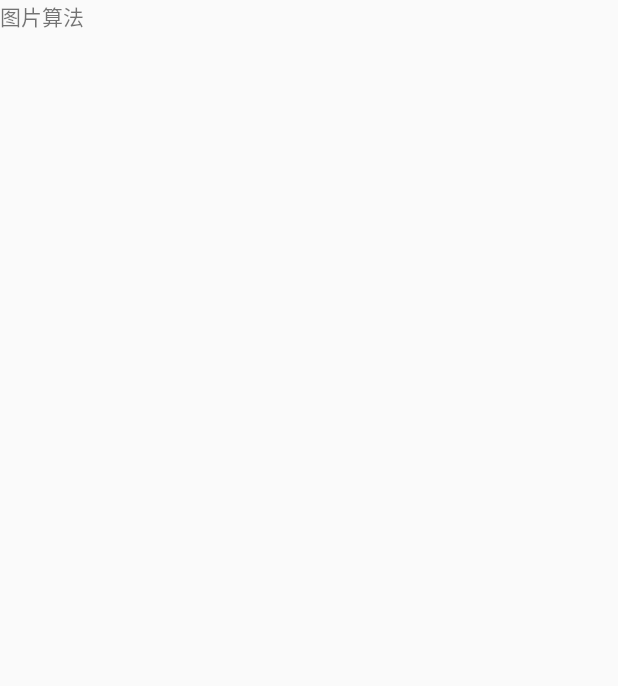
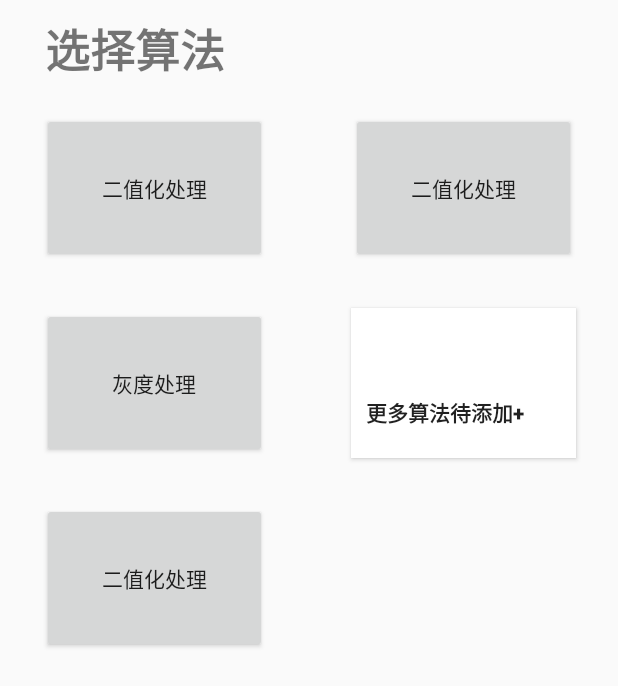
Before and after one commit to 123spy/coYa, an Android app: the ImageActivity screen opened directly, with no data from a screen before it, on a phone screen of 412 x 824 dp. Before the commit the part shown is almost empty. Shown: the top 686 px of the screen. Run offline under Robolectric (Android 15) with nearby library versions, the phone set to English and light mode, and no system bars.

Commit message:
add image_activity

```diff
--- a/app/src/main/java/com/spy/coya/activity/ImageActivity.java
+++ b/app/src/main/java/com/spy/coya/activity/ImageActivity.java
@@ -13,4 +13,6 @@ public class ImageActivity extends AppCompatActivity {
         super.onCreate(savedInstanceState);
         setContentView(R.layout.activity_image);
     }
+
+
 }
--- a/app/src/main/res/layout/activity_image.xml
+++ b/app/src/main/res/layout/activity_image.xml
@@ -1,13 +1,84 @@
 <?xml version="1.0" encoding="utf-8"?>
-<androidx.constraintlayout.widget.ConstraintLayout xmlns:android="http://schemas.android.com/apk/res/android"
+<LinearLayout
+    xmlns:android="http://schemas.android.com/apk/res/android"
     xmlns:app="http://schemas.android.com/apk/res-auto"
     xmlns:tools="http://schemas.android.com/tools"
     android:layout_width="match_parent"
     android:layout_height="match_parent"
-    tools:context=".activity.ImageActivity">
+    tools:context=".activity.ImageActivity"
+    android:orientation="vertical">
 
     <TextView
         android:layout_width="match_parent"
+        android:layout_height="wrap_content"
+        android:gravity="start|top"
+        android:paddingTop="10sp"
+        android:paddingLeft="30sp"
+        android:paddingRight="30sp"
+        android:paddingBottom="10sp"
+        android:textSize="30sp"
+        android:textStyle="bold"
+        android:text="选择算法"></TextView>
+
+    <LinearLayout
+        android:layout_width="match_parent"
         android:layout_height="match_parent"
-        android:text="图片算法"></TextView>
-</androidx.constraintlayout.widget.ConstraintLayout>
+        android:orientation="horizontal"
+        android:layout_gravity="center"
+        android:gravity="center">
+
+        <LinearLayout
+            android:layout_width="wrap_content"
+            android:layout_height="match_parent"
+            android:layout_weight="1"
+            android:gravity="center|top"
+            android:orientation="vertical">
+
+            <Button
+                android:layout_width="150sp"
+                android:layout_height="100sp"
+                android:layout_marginTop="10sp"
+                android:text="二值化处理">
+            </Button>
+
+            <Button
+                android:layout_width="150sp"
+                android:layout_height="100sp"
+                android:layout_marginTop="30sp"
+                android:text="灰度处理">
+            </Button>
+
+            <Button
+                android:layout_width="150sp"
+                android:layout_height="100sp"
+                android:layout_marginTop="30sp"
+                android:text="二值化处理">
+            </Button>
+        </LinearLayout>
+
+        <LinearLayout
+            android:layout_width="wrap_content"
+            android:layout_height="match_parent"
+            android:layout_weight="1"
+            android:gravity="center|top"
+            android:orientation="vertical">
+            <Button
+                android:layout_width="150sp"
+                android:layout_height="100sp"
+                android:layout_marginTop="10sp"
+                android:text="二值化处理">
+            </Button>
+            <Button
+                android:layout_width="150sp"
+                android:layout_height="100sp"
+                android:layout_marginTop="30sp"
+                android:gravity="bottom|left"
+                android:paddingBottom="20sp"
+                android:paddingLeft="10sp"
+                android:textStyle="bold"
+                android:background="@color/white"
+                android:text="更多算法待添加+">
+            </Button>
+        </LinearLayout>
+    </LinearLayout>
+</LinearLayout>
```
Also changed, not shown: app/src/main/java/com/spy/coya/activity/MainActivity.java (+39 -1 lines), app/src/main/res/layout/activity_main.xml (+19 -35 lines).
